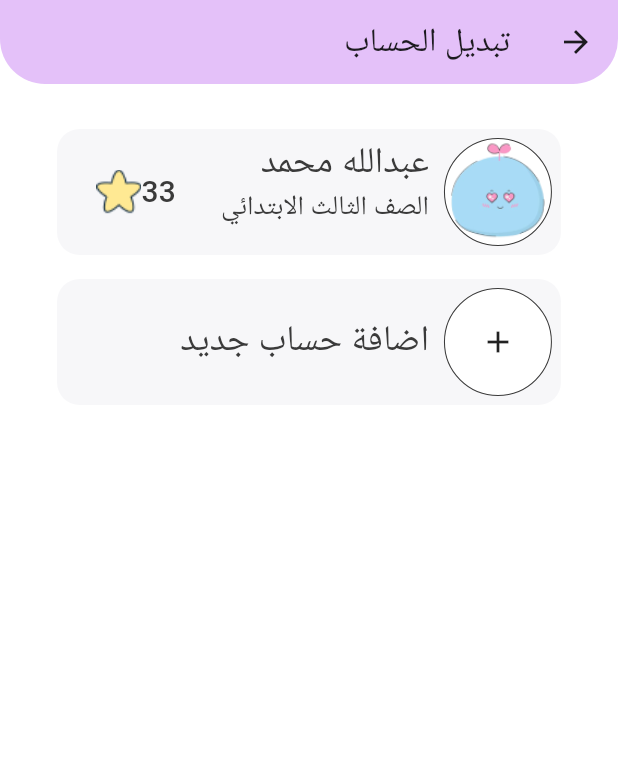
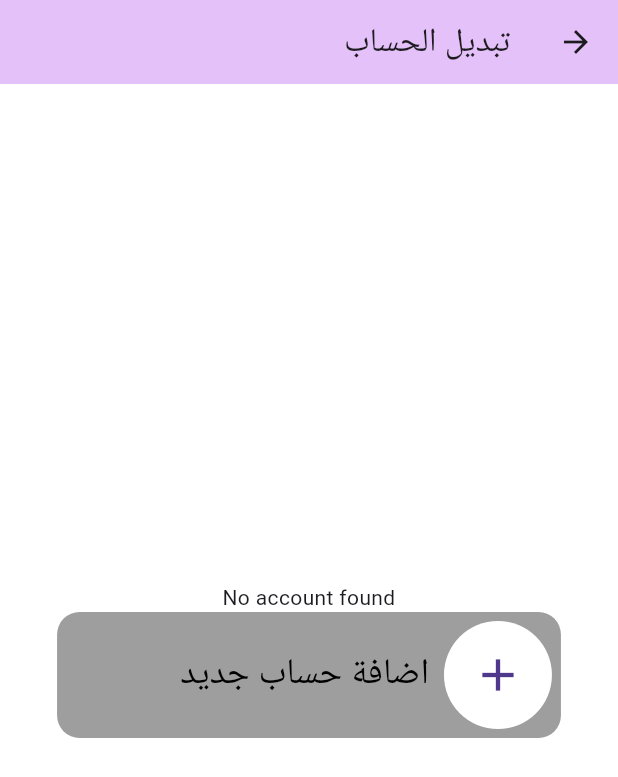
Before and after one commit to re23a/Shamaa, a Flutter app: the SwitchAccountScreen screen opened directly, on a phone screen of 412 x 824 dp. Shown: the top 777 px of the screen. Run offline on Flutter 3.47's test engine with Material 3 defaults, Android fonts, the light colour scheme and no system bars; our stand-ins replace another_flutter_splash_screen, assets_audio_player, bloc, flick_video_player, flutter_bloc, flutter_dotenv and 3 more; missing offline and left inert: floating_navbar, progresso; accounts and stored records are empty; network calls fail.

Commit message:
add switch_account functionality

```diff
--- a/shamaa/lib/blocs/account_bloc/account_bloc_event.dart
+++ b/shamaa/lib/blocs/account_bloc/account_bloc_event.dart
@@ -1,11 +1,18 @@
 part of 'account_bloc_bloc.dart';
 
+@immutable
 @immutable
 abstract class AccountBlocEvent {}
 
 class FetchAccounts extends AccountBlocEvent {}
 
-class FetchAccount extends AccountBlocEvent {}
+class FetchAccount extends AccountBlocEvent {
+  final int? Numaber;
+
+  FetchAccount({this.Numaber});
+}
+
+class FetchAccountId extends AccountBlocEvent {}
 
 class CreateAccountEvent extends AccountBlocEvent {
   final Account account;
--- a/shamaa/lib/screens/chat_screen.dart
+++ b/shamaa/lib/screens/chat_screen.dart
@@ -1,6 +1,5 @@
 import 'package:flutter/material.dart';
 import 'package:shamaa/style/custom_colors.dart';
-import 'package:shamaa/widgets/chat_container.dart';
 import 'package:shamaa/widgets/textFeild_chat.dart';
 
 class ChatScreen extends StatelessWidget {
--- a/shamaa/lib/screens/delete_account_screen.dart
+++ b/shamaa/lib/screens/delete_account_screen.dart
@@ -1,5 +1,4 @@
 import 'package:flutter/material.dart';
-import 'package:get_storage/get_storage.dart';
 import 'package:shamaa/screens/welcome_screen.dart';
 import 'package:shamaa/style/custom_colors.dart';
 import 'package:supabase_flutter/supabase_flutter.dart';
@@ -53,7 +52,6 @@ class DeleteAccountScreen extends StatelessWidget {
                           .execute();
 
                       // Delete the token from local storage
-                      GetStorage authData = GetStorage('authLocalDataBase');
 
                       await client.auth.signOut();
                       // ignore: use_build_context_synchronously
--- a/shamaa/lib/screens/settings_screen.dart
+++ b/shamaa/lib/screens/settings_screen.dart
@@ -10,8 +10,8 @@ import 'package:shamaa/widgets/profile_wiget.dart';
 import 'package:supabase_flutter/supabase_flutter.dart';
 
 class SettingsScreen extends StatefulWidget {
-  const SettingsScreen({super.key});
-
+  const SettingsScreen({super.key, this.index});
+  final int? index;
   @override
   State<SettingsScreen> createState() => _SettingsScreenState();
 }
@@ -19,7 +19,7 @@ class SettingsScreen extends StatefulWidget {
 class _SettingsScreenState extends State<SettingsScreen> {
   void initState() {
     super.initState();
-    context.read<AccountBlocBloc>().add(FetchAccount());
+    context.read<AccountBlocBloc>().add(FetchAccount(Numaber: widget.index));
   }
 
   bool switchValue = true;
--- a/shamaa/lib/screens/switch_account_screen.dart
+++ b/shamaa/lib/screens/switch_account_screen.dart
@@ -1,9 +1,25 @@
 import 'package:flutter/material.dart';
+import 'package:shamaa/screens/nav_bar.dart';
+import 'package:shamaa/screens/profile_screen.dart';
 import 'package:shamaa/screens/sign_up/inf_acc_screen.dart';
+import 'package:flutter_bloc/flutter_bloc.dart';
+import 'package:shamaa/blocs/account_bloc/account_bloc_bloc.dart';
+import 'package:shamaa/model/account.dart';
 import 'package:shamaa/style/custom_colors.dart';
 
-class SwitchAccountScreen extends StatelessWidget {
-  const SwitchAccountScreen({super.key});
+class SwitchAccountScreen extends StatefulWidget {
+  const SwitchAccountScreen({Key? key}) : super(key: key);
+
+  @override
+  _SwitchAccountScreenState createState() => _SwitchAccountScreenState();
+}
+
+class _SwitchAccountScreenState extends State<SwitchAccountScreen> {
+  @override
+  void initState() {
+    super.initState();
+    context.read<AccountBlocBloc>().add(FetchAccountId());
+  }
 
   @override
   Widget build(BuildContext context) {
@@ -11,31 +27,73 @@ class SwitchAccountScreen extends StatelessWidget {
       backgroundColor: white,
       appBar: AppBar(
         backgroundColor: purple,
-        shape: const RoundedRectangleBorder(
-          borderRadius: BorderRadius.only(
-            bottomLeft: Radius.circular(30),
-            bottomRight: Radius.circular(30),
-          ),
-        ),
         title: const Text("تبديل الحساب"),
       ),
-      body: Column(
+      body: BlocBuilder<AccountBlocBloc, AccountBlocState>(
+        builder: (context, state) {
+          if (state is AccountLoadingState) {
+            return const Center(child: CircularProgressIndicator());
+          } else if (state is GetUsersSuccessState) {
+            return _buildSuccessState(state.accounts);
+          } else if (state is AccountErrorState) {
+            return _buildErrorState(state.message);
+          }
+          return _buildUnknownState();
+        },
+      ),
+    );
+  }
+
+  Widget _buildSuccessState(List<Account> accounts) {
+    return Column(
       children: [
-          const SizedBox(
-            height: 30,
+        Expanded(child: _buildAccountsList(accounts)),
+        _buildAddAccountTile(),
+      ],
+    );
+  }
+
+  Widget _buildErrorState(String message) {
+    return Center(
+      child: Column(
+        mainAxisAlignment: MainAxisAlignment.center,
+        children: [
+          Text(message),
+          _buildAddAccountTile(),
+        ],
       ),
-          Center(
-            child: Container(
-              width: 335.92,
-              height: 84,
-              padding: const EdgeInsets.all(6),
-              decoration: ShapeDecoration(
-                color: Color(0xFFF7F7F9),
-                shape: RoundedRectangleBorder(
-                  borderRadius: BorderRadius.circular(15),
+    );
+  }
+
+  Widget _buildUnknownState() {
+    return Center(
+      child: Column(
+        mainAxisAlignment: MainAxisAlignment.center,
+        children: [
+          const Text('Unknown state'),
+          _buildAddAccountTile(),
+        ],
       ),
-              ),
-              child: Row(children: [
+    );
+  }
+
+  Widget _buildAccountsList(List<Account> accounts) {
+    return ListView.builder(
+      itemCount: accounts.length,
+      itemBuilder: (BuildContext context, int index) {
+        return InkWell(
+          onTap: () {
+            context.read<AccountBlocBloc>().add(FetchAccount(Numaber: index));
+            Navigator.pushAndRemoveUntil(
+              context,
+              MaterialPageRoute(builder: (context) => NavBar(index: index)),
+              (Route<dynamic> route) => false,
+            );
+          },
+          child: Padding(
+            padding: const EdgeInsets.symmetric(vertical: 8, horizontal: 16),
+            child: Row(
+              children: [
                 Container(
                   width: 72,
                   height: 72,
@@ -45,101 +103,87 @@ class SwitchAccountScreen extends StatelessWidget {
                       side: BorderSide(width: 0.69, color: Color(0xFF3A3A3A)),
                     ),
                   ),
-                  child: Image.asset("assets/c3.png"),
+                  child: Image.asset(
+                      "assets/c${accounts[index].creatureIndex + 1}.png"),
                 ),
-                const SizedBox(
-                  width: 10,
-                ),
-                Column(
+                const SizedBox(width: 10),
+                Expanded(
+                  child: Column(
                     crossAxisAlignment: CrossAxisAlignment.start,
                     children: [
                       Text(
-                      'عبدالله محمد',
-                      style: TextStyle(
-                        color: black,
+                        accounts[index].name,
+                        style: const TextStyle(
+                          color: Colors.black,
                           fontSize: 24,
                           fontWeight: FontWeight.w400,
-                        height: 0,
                         ),
                       ),
                       Text(
-                      'الصف الثالث الابتدائي',
-                      style: TextStyle(
-                        color: black,
+                        accounts[index].studentClass,
+                        style: const TextStyle(
+                          color: Colors.black,
                           fontSize: 18,
                           fontWeight: FontWeight.w400,
                         ),
-                    )
+                      ),
                     ],
                   ),
-                const SizedBox(
-                  width: 30,
                 ),
+                const SizedBox(width: 10),
                 Row(
                   children: [
                     Text(
-                      '33',
-                      style: TextStyle(
-                        color: black,
+                      accounts[index].stars.toString(),
+                      style: const TextStyle(
+                        color: Colors.black,
                         fontSize: 20,
                         fontWeight: FontWeight.w500,
                       ),
                     ),
-                    Image.asset("assets/yellow star.png")
+                    Image.asset("assets/yellow star.png"),
                   ],
-                )
-              ]),
+                ),
+              ],
             ),
           ),
-          const SizedBox(
-            height: 16,
-          ),
-          Container(
+        );
+      },
+    );
+  }
+
+  Widget _buildAddAccountTile() {
+    return InkWell(
+      onTap: () {
+        Navigator.push(context,
+            MaterialPageRoute(builder: (context) => const InfAccScreen()));
+      },
+      child: Container(
         width: 335.92,
         height: 84,
         padding: const EdgeInsets.all(6),
-            decoration: ShapeDecoration(
-              color: Color(0xFFF7F7F9),
-              shape: RoundedRectangleBorder(
+        decoration: BoxDecoration(
+          color: Colors.grey, // Assuming this is the color
           borderRadius: BorderRadius.circular(15),
         ),
+        child: const Row(
+          children: [
+            CircleAvatar(
+              backgroundColor: Colors.white,
+              radius: 36,
+              child: Icon(Icons.add, size: 36),
             ),
-            child: Row(
-              children: [
-                InkWell(
-                  onTap: () {
-                    Navigator.push(
-                        context,
-                        MaterialPageRoute(
-                            builder: (context) => InfAccScreen()));
-                  },
-                  child: Container(
-                    width: 72,
-                    height: 72,
-                    decoration: const ShapeDecoration(
-                      color: Colors.white,
-                      shape: OvalBorder(
-                        side: BorderSide(width: 0.69, color: Color(0xFF3A3A3A)),
-                      ),
-                    ),
-                    child: Icon(Icons.add),
-                  ),
-                ),
-                SizedBox(
-                  width: 10,
-                ),
+            SizedBox(width: 10),
             Text(
               "اضافة حساب جديد",
               style: TextStyle(
-                    color: black,
+                color: Colors.black,
                 fontSize: 24,
                 fontWeight: FontWeight.w400,
               ),
             ),
           ],
         ),
-          )
-        ],
       ),
     );
   }
```
Also changed, not shown: shamaa/lib/blocs/account_bloc/account_bloc_bloc.dart (+44 -5 lines), shamaa/lib/screens/nav_bar.dart (+5 -2 lines), shamaa/lib/screens/profile_screen.dart (+5 -4 lines). Lines whose indentation alone changed are shown as unchanged.
